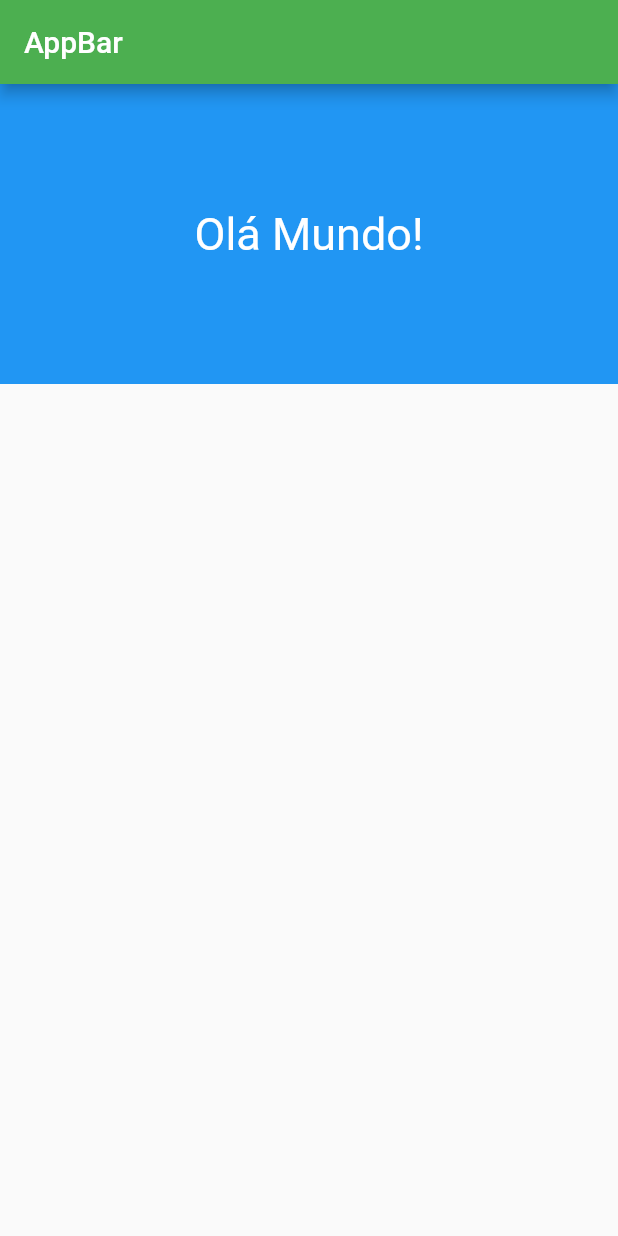
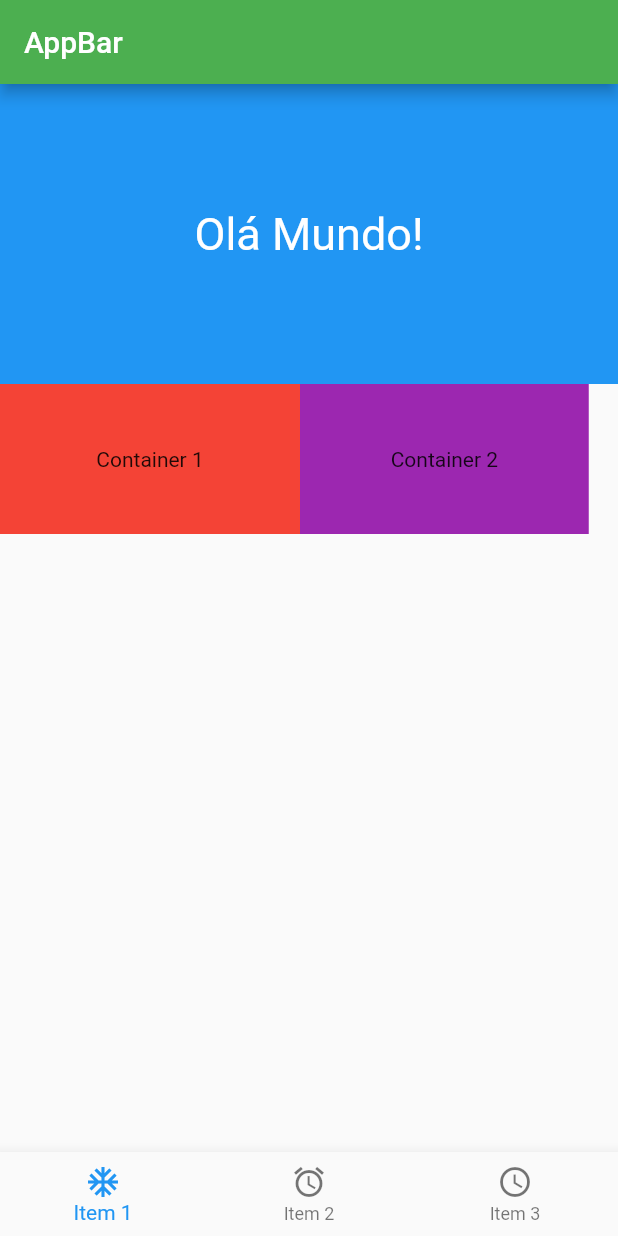
Before and after one commit to davidfffelix/flutter, a Flutter app: the screen it shows after launch, on a phone screen of 412 x 824 dp. Run offline on Flutter 3.47's test engine with Material 2 defaults, Android fonts, the phone set to English and light mode, and no system bars.

Commit message:
feat: added Container

```diff
--- a/lib/main.dart
+++ b/lib/main.dart
@@ -14,6 +14,7 @@ class MyApp extends StatelessWidget {
   @override
   Widget build(BuildContext context) {
     return MaterialApp(
+      debugShowCheckedModeBanner: false,
       theme: ThemeData(
         appBarTheme: const AppBarTheme(
           backgroundColor: Colors.green,
--- a/lib/pages/home_page.dart
+++ b/lib/pages/home_page.dart
@@ -7,9 +7,11 @@ class HomePage extends StatelessWidget {
   Widget build(BuildContext context) {
     return Scaffold(
       appBar: AppBar(
-        title: Text('AppBar'),
+        title: const Text('AppBar'),
       ),
-      body: Container(
+      body: Column(
+        children: [
+          Container(
             height: 200,
             width: MediaQuery.of(context).size.width,
             decoration: const BoxDecoration(
@@ -25,6 +27,44 @@ class HomePage extends StatelessWidget {
               ),
             ),
           ),
+          Row(
+            children: [
+              Container(
+                color: Colors.red,
+                height: 100,
+                width: 200,
+                child: const Center(
+                  child: Text('Container 1'),
+                ),
+              ),
+              Container(
+                color: Colors.purple,
+                height: 100,
+                width: 192.5,
+                child: const Center(
+                  child: Text('Container 2'),
+                ),
+              ),
+            ],
+          ),
+        ],
+      ),
+      bottomNavigationBar: BottomNavigationBar(
+        items: const [
+          BottomNavigationBarItem(
+            icon: Icon(Icons.ac_unit),
+            label: 'Item 1',
+          ),
+          BottomNavigationBarItem(
+            icon: Icon(Icons.access_alarm),
+            label: 'Item 2',
+          ),
+          BottomNavigationBarItem(
+            icon: Icon(Icons.access_time),
+            label: 'Item 3',
+          ),
+        ],
+      ),
     );
   }
 }
```
Lines whose indentation alone changed are shown as unchanged.
